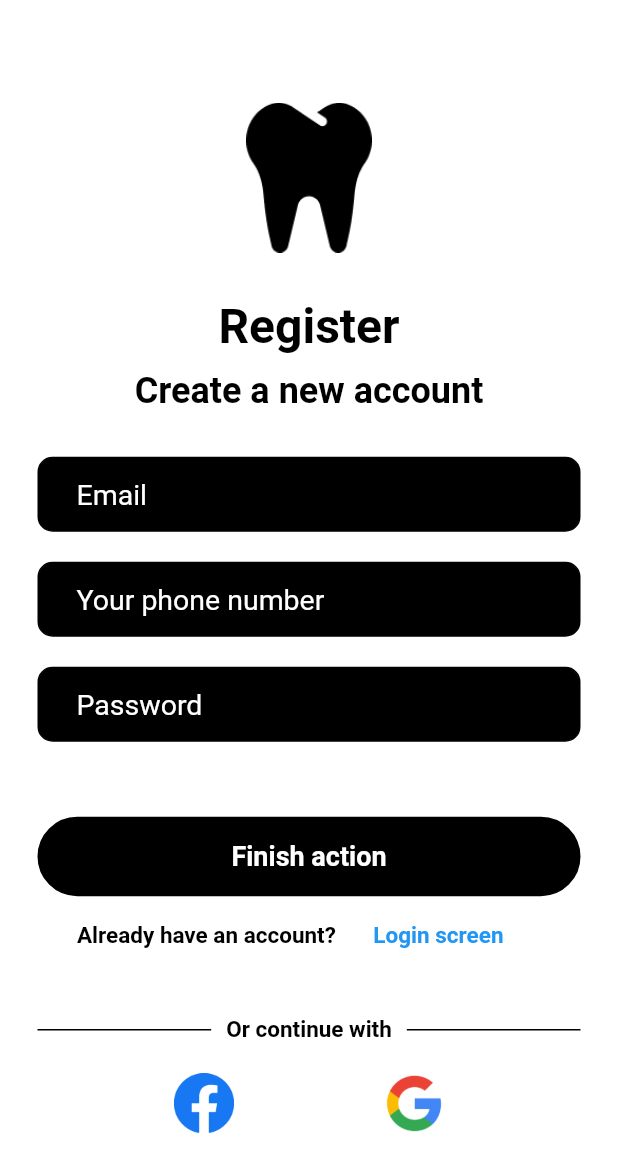
After one commit to robertbusaru/flutter_framework_app_bachelors_degree_project, a Flutter app: the screen it shows after launch, after a tap on "Create now", on a phone screen of 412 x 824 dp. The commit adds this screen. Shown: the top 1172 px of the screen. Run offline on Flutter 3.47's test engine with Material 2 defaults, Android fonts, the phone set to English and light mode, and no system bars; our stand-ins replace firebase_auth, firebase_core, google_fonts; accounts and stored records are empty.

Commit message:
added register screen UI

```diff
--- /dev/null
+++ b/lib/components/my_create_now_button.dart
@@ -0,0 +1,29 @@
+import 'package:flutter/material.dart';
+import 'package:google_fonts/google_fonts.dart';
+
+class MyCreateNowButton extends StatelessWidget{
+  final Function()? onTap;
+
+  const MyCreateNowButton({
+    Key? key,
+    required this.onTap,
+  }) : super(key: key);
+
+  @override
+  Widget build(BuildContext context){
+    return InkWell(
+      onTap: onTap,
+      child: Container(
+        padding: const EdgeInsets.symmetric(horizontal: 25, vertical: 15),
+        child: Text(
+          'Create now',
+          style: GoogleFonts.aBeeZee(
+            fontSize: 15,
+            color: Colors.blue,
+            fontWeight: FontWeight.bold,
+          ),
+        ),
+      ),
+    );
+  }
+}
--- /dev/null
+++ b/lib/components/my_go_back_button.dart
@@ -0,0 +1,29 @@
+import 'package:flutter/material.dart';
+import 'package:google_fonts/google_fonts.dart';
+
+class MyGoBackButton extends StatelessWidget{
+  final Function()? onTap;
+
+  const MyGoBackButton({
+    Key? key,
+    required this.onTap,
+  }) : super(key: key);
+
+  @override
+  Widget build(BuildContext context){
+    return InkWell(
+      onTap: onTap,
+      child: Container(
+        padding: const EdgeInsets.symmetric(horizontal: 25, vertical: 15),
+        child: Text(
+          'Login screen',
+          style: GoogleFonts.aBeeZee(
+            fontSize: 15,
+            color: Colors.blue,
+            fontWeight: FontWeight.bold,
+          ),
+        ),
+      ),
+    );
+  }
+}
--- /dev/null
+++ b/lib/components/my_register_button.dart
@@ -0,0 +1,37 @@
+import 'package:flutter/material.dart';
+import 'package:google_fonts/google_fonts.dart';
+
+class MyRegisterButton extends StatelessWidget{
+  final Function()? onTap;
+
+  const MyRegisterButton({
+    super.key,
+    required this.onTap,
+  });
+
+  @override
+  Widget build(BuildContext context){
+    return GestureDetector(
+      onTap: onTap,
+      child: Padding(
+        padding: const EdgeInsets.symmetric(horizontal: 25.0),
+        child: Container(
+          padding: const EdgeInsets.all(15),
+          decoration: BoxDecoration(
+            color: Colors.black,
+            border: Border.all(color: Colors.black),
+            borderRadius: BorderRadius.circular(30),),
+          child: Center(
+            child: Text('Finish action',
+              style: GoogleFonts.aBeeZee(
+                fontSize: 18,
+                color: Colors.white,
+                fontWeight: FontWeight.bold,
+              ),
+            ),
+          ),
+        ),
+      ),
+    );
+  }
+}
--- a/lib/pages/login_page.dart
+++ b/lib/pages/login_page.dart
@@ -1,5 +1,7 @@
 import 'package:dentalapp/components/my_button.dart';
+import 'package:dentalapp/components/my_create_now_button.dart';
 import 'package:dentalapp/components/my_text_field.dart';
+import 'package:dentalapp/pages/register_page.dart';
 import 'package:flutter/material.dart';
 import 'package:google_fonts/google_fonts.dart';
 import 'package:firebase_auth/firebase_auth.dart';
@@ -167,14 +169,14 @@ class _LoginPageState extends State<LoginPage>{
                           fontWeight: FontWeight.bold,
                         )
                     ),
-                      Text(
-                        'Create now',
-                          style: GoogleFonts.aBeeZee(
-                            fontSize: 18,
-                            color: Colors.lightBlueAccent,
-                            fontWeight: FontWeight.bold,
-                          ),
-                      ),
+                    MyCreateNowButton(
+                      onTap: () {
+                        Navigator.push(
+                          context,
+                          MaterialPageRoute(builder: (context) => const RegisterPage()),
+                        );
+                      },
+                    ),
                   ],
                 ),
                 const SizedBox(height: 30),
--- /dev/null
+++ b/lib/pages/register_page.dart
@@ -0,0 +1,239 @@
+import 'package:dentalapp/components/my_text_field.dart';
+import 'package:dentalapp/pages/login_page.dart';
+import 'package:flutter/material.dart';
+import 'package:google_fonts/google_fonts.dart';
+import 'package:firebase_auth/firebase_auth.dart';
+
+import '../components/my_go_back_button.dart';
+import '../components/my_register_button.dart';
+
+class RegisterPage extends StatefulWidget{
+  const RegisterPage({super.key});
+
+  @override
+  State<RegisterPage> createState() => _RegisterPageState();
+}
+
+class _RegisterPageState extends State<RegisterPage>{
+  // text editing controllers
+  final emailController = TextEditingController();
+  final phoneController = TextEditingController();
+  final passwordController = TextEditingController();
+
+  // sign user to account method
+  void signInUser() async {
+
+    // show loading circle
+    showDialog(
+      context: context,
+      builder: (context){
+        return const Center(
+          child: CircularProgressIndicator(
+            valueColor: AlwaysStoppedAnimation<Color>(Colors.black),
+            backgroundColor: Colors.white,
+          ),
+        );
+      },
+    );
+
+    // try sign in method
+    try {
+      await FirebaseAuth.instance.signInWithEmailAndPassword(
+        email: emailController.text,
+        password: passwordController.text,
+      );
+    } on FirebaseAuthException catch (e) {
+      // pop the ciruclar loading screen
+      Navigator.pop(context);
+      if (e.code == 'user-not-found'){
+        wrongEmailMessage();
+      } else if (e.code == 'wrong-password'){
+        wrongPasswordMessage();
+      }
+    }
+    // pop the circle, loading screen
+    deleteCircle();
+  }
+  // wrong email message function
+  void wrongEmailMessage() {
+    showDialog(
+      context: context,
+      builder: (context) {
+        return const AlertDialog(
+          title: Text('Email not found!'),
+        );
+      },
+    );
+  }
+
+  void deleteCircle(){
+    // pop the ciruclar loading screen
+    Navigator.pop(context);
+  }
+
+  // wrong password message function
+  void wrongPasswordMessage() {
+    showDialog(
+      context: context,
+      builder: (context) {
+        return const AlertDialog(
+          title: Text('Incorrect password, try again!'),
+        );
+      },
+    );
+  }
+
+  @override
+  Widget build(BuildContext context){
+    return Scaffold(
+        backgroundColor: Colors.white,
+        body: SafeArea(
+            child: Center(
+                child: SingleChildScrollView(
+                  child:Column(
+                      mainAxisAlignment: MainAxisAlignment.center,
+                      children: [
+                        Image.asset(
+                          'lib/images/vector_login.png',
+                          height: 100,
+                          width: 100,
+                        ),
+                        const SizedBox(height: 30),
+
+                        // Register text
+                        Text('Register',
+                            style: GoogleFonts.aBeeZee(
+                              fontSize: 32,
+                              color: Colors.black,
+                              fontWeight: FontWeight.bold,
+                            )
+                        ),
+                        const SizedBox(height: 10),
+                        Text(
+                            'Create a new account',
+                            style: GoogleFonts.aBeeZee(
+                              fontSize: 24,
+                              color: Colors.black,
+                              fontWeight: FontWeight.bold,
+                            )
+                        ),
+                        const SizedBox(height: 30),
+
+                        // Email field
+                        MyTextField(
+                          controller: emailController,
+                          hintText: 'Email',
+                          obscureText: false,
+                        ),
+                        const SizedBox(height: 20),
+
+                        // Phone number field
+                        MyTextField(
+                          controller: phoneController,
+                          hintText: 'Your phone number',
+                          obscureText: false,
+                        ),
+                        const SizedBox(height: 20),
+
+                        // Password field
+                        MyTextField(
+                          controller: passwordController,
+                          hintText: 'Password',
+                          obscureText: true,
+                        ),
+                        const SizedBox(height: 50),
+
+                        // sign in field
+                        MyRegisterButton(
+                          onTap: () {
+                            Navigator.push(
+                              context,
+                              MaterialPageRoute(builder: (context) => const LoginPage()),
+                            );
+                          },
+                        ),
+
+                        const SizedBox(height: 2),
+                        // Already have an account?
+                        Row(
+                          mainAxisAlignment: MainAxisAlignment.center,
+                          children: [
+                            Text(
+                                "Already have an account?",
+                                style: GoogleFonts.aBeeZee(
+                                  fontSize: 15,
+                                  color: Colors.black,
+                                  fontWeight: FontWeight.bold,
+                                )
+                            ),
+                            MyGoBackButton(
+                              onTap: () {
+                                Navigator.push(
+                                  context,
+                                  MaterialPageRoute(builder: (context) => const LoginPage()),
+                                );
+                              },
+                            ),
+                          ],
+                        ),
+                        // Register now
+                        const SizedBox(height: 30),
+                        // Or connect with one of those:
+                        Padding(
+                          padding: const EdgeInsets.symmetric(horizontal: 25.0),
+                          child: Row(
+                            children: [
+                              const Expanded(
+                                child:
+                                Divider(
+                                  thickness: 1,
+                                  color: Colors.black,
+                                ),
+                              ),
+
+                              Padding(
+                                padding: const EdgeInsets.symmetric(horizontal: 10.0),
+                                child: Text('Or continue with',
+                                  style: GoogleFonts.aBeeZee(
+                                    fontSize: 15,
+                                    color: Colors.black,
+                                    fontWeight: FontWeight.bold,
+                                  ),
+                                ),
+                              ),
+
+                              const Expanded(
+                                child:
+                                Divider(
+                                  thickness: 1,
+                                  color: Colors.black,
+                                ),
+                              )
+                            ],
+                          ),
+                        ),
+                        const SizedBox(height: 20),
+                        // google and facebook login
+                        Row(
+                            mainAxisAlignment: MainAxisAlignment.center,
+                            children: [
+                              Image.asset(
+                                'lib/images/facebook.png',
+                                height: 40,
+                                width: 40,
+                              ),
+                              const SizedBox(width: 100),
+                              Image.asset(
+                                'lib/images/google.png',
+                                height: 40,
+                                width: 40,
+                              ),
+                            ]
+                        ),
+                      ]),
+                )
+            )
+        )
+    );
+  }
+}
```
